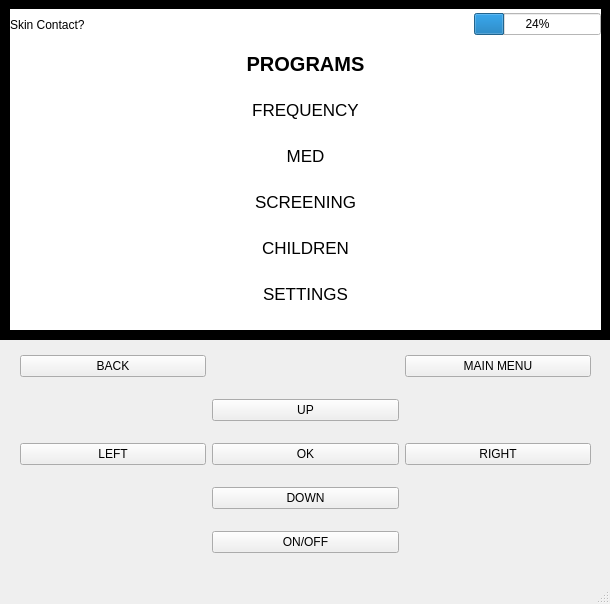
This is JoshUI/denasui.ui in cameronSlupeiks/DenasEmulator as Qt 5 draws it before an edit. The edited form follows.
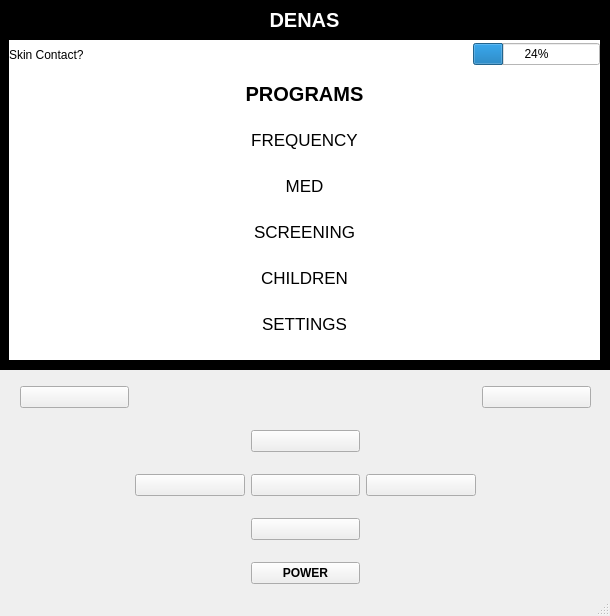
This is the edited form.

Patch:
```diff
--- a/JoshUI/denasui.ui
+++ b/JoshUI/denasui.ui
@@ -7,7 +7,7 @@
     <x>0</x>
     <y>0</y>
     <width>610</width>
-    <height>604</height>
+    <height>616</height>
    </rect>
   </property>
   <property name="windowTitle">
@@ -18,41 +18,37 @@
     <property name="geometry">
      <rect>
       <x>20</x>
-      <y>339</y>
+      <y>370</y>
       <width>571</width>
       <height>231</height>
      </rect>
     </property>
     <layout class="QGridLayout" name="navButtons">
-     <item row="3" column="0">
-      <widget class="QPushButton" name="leftButton">
-       <property name="text">
-        <string>LEFT</string>
-       </property>
-      </widget>
-     </item>
-     <item row="0" column="2">
-      <widget class="QPushButton" name="mainMenuButton">
-       <property name="text">
-        <string>MAIN MENU</string>
-       </property>
-      </widget>
-     </item>
-     <item row="3" column="1">
-      <widget class="QPushButton" name="okButton">
-       <property name="text">
-        <string>OK</string>
-       </property>
-      </widget>
-     </item>
-     <item row="3" column="2">
+     <item row="3" column="3">
       <widget class="QPushButton" name="rightButton">
        <property name="text">
-        <string>RIGHT</string>
+        <string/>
        </property>
       </widget>
      </item>
-     <item row="5" column="1">
+     <item row="3" column="2">
+      <widget class="QPushButton" name="okButton">
+       <property name="text">
+        <string/>
+       </property>
+      </widget>
+     </item>
+     <item row="0" column="4">
+      <widget class="QPushButton" name="mainMenuButton">
+       <property name="text">
+        <string/>
+       </property>
+       <property name="type" stdset="0">
+        <string>BUTTON_MAIN</string>
+       </property>
+      </widget>
+     </item>
+     <item row="5" column="2">
       <widget class="QPushButton" name="powerButton">
        <property name="minimumSize">
         <size>
@@ -60,42 +56,108 @@
          <height>0</height>
         </size>
        </property>
+       <property name="font">
+        <font>
+         <weight>75</weight>
+         <bold>true</bold>
+        </font>
+       </property>
        <property name="text">
-        <string>ON/OFF</string>
+        <string>POWER</string>
        </property>
        <property name="on" stdset="0">
         <bool>true</bool>
        </property>
+       <property name="type" stdset="0">
+        <string>BUTTON_POWER</string>
+       </property>
       </widget>
      </item>
-     <item row="1" column="1">
+     <item row="3" column="1">
+      <widget class="QPushButton" name="leftButton">
+       <property name="text">
+        <string/>
+       </property>
+      </widget>
+     </item>
+     <item row="1" column="2">
       <widget class="QPushButton" name="upButton">
        <property name="text">
-        <string>UP</string>
+        <string/>
+       </property>
+       <property name="type" stdset="0">
+        <string>BUTTON_UP</string>
        </property>
       </widget>
      </item>
      <item row="0" column="0">
       <widget class="QPushButton" name="backButton">
        <property name="text">
-        <string>BACK</string>
+        <string/>
        </property>
       </widget>
      </item>
-     <item row="4" column="1">
+     <item row="4" column="2">
       <widget class="QPushButton" name="downButton">
        <property name="text">
-        <string>DOWN</string>
+        <string/>
+       </property>
+       <property name="type" stdset="0">
+        <string>BUTTON_DOWN</string>
        </property>
       </widget>
      </item>
     </layout>
+   </widget>
+   <widget class="QFrame" name="border">
+    <property name="geometry">
+     <rect>
+      <x>-1</x>
+      <y>-1</y>
+      <width>611</width>
+      <height>371</height>
+     </rect>
+    </property>
+    <property name="styleSheet">
+     <string notr="true">background-color: rgb(0, 0, 0)</string>
+    </property>
+    <property name="frameShape">
+     <enum>QFrame::StyledPanel</enum>
+    </property>
+    <property name="frameShadow">
+     <enum>QFrame::Raised</enum>
+    </property>
+    <widget class="QLabel" name="label">
+     <property name="geometry">
+      <rect>
+       <x>0</x>
+       <y>0</y>
+       <width>611</width>
+       <height>41</height>
+      </rect>
+     </property>
+     <property name="font">
+      <font>
+       <pointsize>15</pointsize>
+       <weight>75</weight>
+       <bold>true</bold>
+      </font>
+     </property>
+     <property name="styleSheet">
+      <string notr="true">color: rgb(255, 255, 255);</string>
+     </property>
+     <property name="text">
+      <string>DENAS</string>
+     </property>
+     <property name="alignment">
+      <set>Qt::AlignCenter</set>
+     </property>
    </widget>
    <widget class="QFrame" name="screen">
     <property name="geometry">
      <rect>
       <x>10</x>
-      <y>9</y>
+       <y>40</y>
       <width>591</width>
       <height>321</height>
      </rect>
@@ -1057,27 +1119,10 @@
      </layout>
     </widget>
    </widget>
-   <widget class="QFrame" name="border">
-    <property name="geometry">
-     <rect>
-      <x>-1</x>
-      <y>-1</y>
-      <width>611</width>
-      <height>341</height>
-     </rect>
-    </property>
-    <property name="styleSheet">
-     <string notr="true">background-color: rgb(0, 0, 0)</string>
-    </property>
-    <property name="frameShape">
-     <enum>QFrame::StyledPanel</enum>
-    </property>
-    <property name="frameShadow">
-     <enum>QFrame::Raised</enum>
-    </property>
-   </widget>
-   <zorder>border</zorder>
    <zorder>screen</zorder>
+    <zorder>label</zorder>
+   </widget>
+   <zorder>border</zorder>
    <zorder>gridLayoutWidget</zorder>
   </widget>
   <widget class="QMenuBar" name="menubar">
```
Lines whose indentation alone changed are shown as unchanged.
